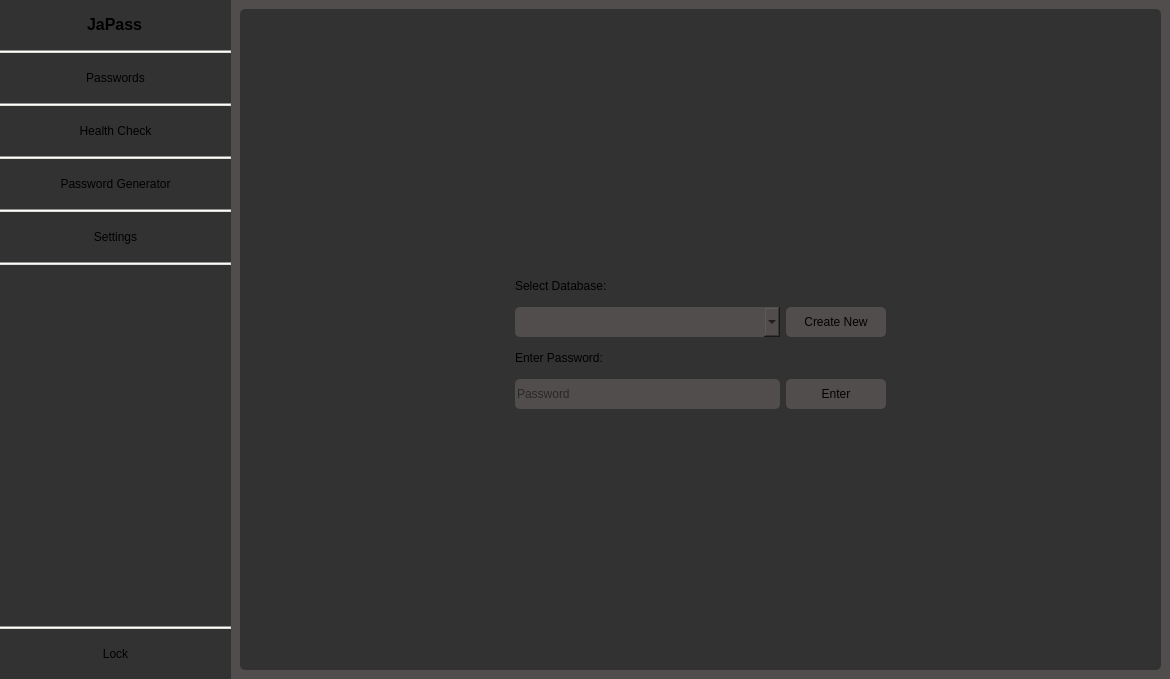
Before: the Qt Designer form PasswordManager/ui/mainwindow.ui in Jatogame/PasswordManager, drawn with Qt 5.
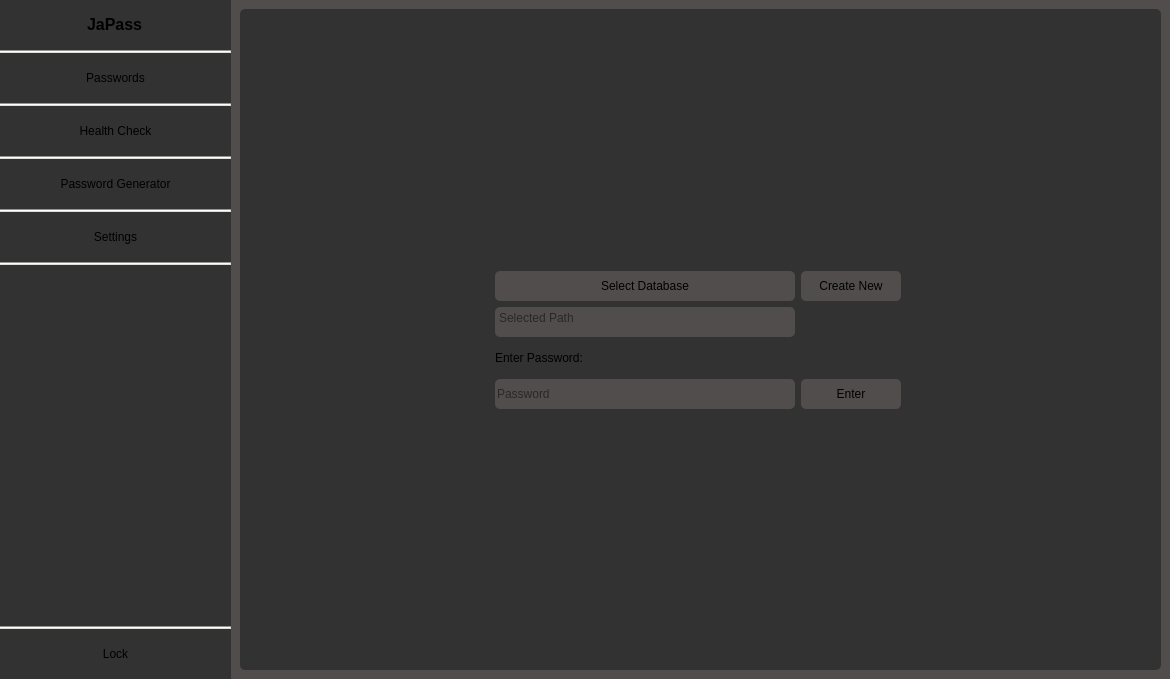
After: the same form once the commit is applied. The open tabs and pages were chosen to show the change.

The edit to the form file:
```diff
--- a/PasswordManager/ui/mainwindow.ui
+++ b/PasswordManager/ui/mainwindow.ui
@@ -389,109 +389,8 @@
             </property>
             <layout class="QGridLayout" name="gridLayout_3">
              <item row="0" column="0">
+              <widget class="QWidget" name="" native="true">
               <layout class="QGridLayout" name="gridLayout">
-               <item row="5" column="1">
-                <spacer name="verticalSpacer">
-                 <property name="orientation">
-                  <enum>Qt::Orientation::Vertical</enum>
-                 </property>
-                 <property name="sizeHint" stdset="0">
-                  <size>
-                   <width>20</width>
-                   <height>40</height>
-                  </size>
-                 </property>
-                </spacer>
-               </item>
-               <item row="2" column="1">
-                <widget class="QComboBox" name="databaseselect">
-                 <property name="minimumSize">
-                  <size>
-                   <width>200</width>
-                   <height>30</height>
-                  </size>
-                 </property>
-                 <property name="styleSheet">
-                  <string notr="true">background-color: rgb(82, 77, 77);</string>
-                 </property>
-                </widget>
-               </item>
-               <item row="4" column="2">
-                <widget class="QPushButton" name="entermasterpassword">
-                 <property name="minimumSize">
-                  <size>
-                   <width>0</width>
-                   <height>30</height>
-                  </size>
-                 </property>
-                 <property name="cursor">
-                  <cursorShape>PointingHandCursor</cursorShape>
-                 </property>
-                 <property name="styleSheet">
-                  <string notr="true">background-color: rgb(82, 77, 77);</string>
-                 </property>
-                 <property name="text">
-                  <string>Enter</string>
-                 </property>
-                 <property name="checkable">
-                  <bool>true</bool>
-                 </property>
-                </widget>
-               </item>
-               <item row="2" column="3">
-                <spacer name="horizontalSpacer_3">
-                 <property name="orientation">
-                  <enum>Qt::Orientation::Horizontal</enum>
-                 </property>
-                 <property name="sizeHint" stdset="0">
-                  <size>
-                   <width>40</width>
-                   <height>20</height>
-                  </size>
-                 </property>
-                </spacer>
-               </item>
-               <item row="2" column="2">
-                <widget class="QPushButton" name="newdb">
-                 <property name="sizePolicy">
-                  <sizepolicy hsizetype="Minimum" vsizetype="Fixed">
-                   <horstretch>0</horstretch>
-                   <verstretch>0</verstretch>
-                  </sizepolicy>
-                 </property>
-                 <property name="minimumSize">
-                  <size>
-                   <width>100</width>
-                   <height>30</height>
-                  </size>
-                 </property>
-                 <property name="cursor">
-                  <cursorShape>PointingHandCursor</cursorShape>
-                 </property>
-                 <property name="styleSheet">
-                  <string notr="true">background-color: rgb(82, 77, 77);</string>
-                 </property>
-                 <property name="text">
-                  <string>Create New</string>
-                 </property>
-                 <property name="checkable">
-                  <bool>true</bool>
-                 </property>
-                </widget>
-               </item>
-               <item row="3" column="1">
-                <widget class="QLabel" name="label_6">
-                 <property name="minimumSize">
-                  <size>
-                   <width>0</width>
-                   <height>30</height>
-                  </size>
-                 </property>
-                 <property name="text">
-                  <string>Enter Password:</string>
-                 </property>
-                </widget>
-               </item>
                <item row="0" column="1">
                 <spacer name="verticalSpacer_2">
                  <property name="orientation">
@@ -505,7 +404,7 @@
                  </property>
                 </spacer>
                </item>
-               <item row="4" column="1">
+                <item row="5" column="1">
                 <widget class="QLineEdit" name="linemasterpassword">
                  <property name="minimumSize">
                   <size>
@@ -524,33 +423,173 @@
                  </property>
                 </widget>
                </item>
-               <item row="5" column="0">
-                <spacer name="horizontalSpacer">
-                 <property name="orientation">
-                  <enum>Qt::Orientation::Horizontal</enum>
-                 </property>
-                 <property name="sizeHint" stdset="0">
+                <item row="4" column="1">
+                 <widget class="QLabel" name="label_6">
+                  <property name="minimumSize">
+                   <size>
+                    <width>0</width>
+                    <height>30</height>
+                   </size>
+                  </property>
+                  <property name="text">
+                   <string>Enter Password:</string>
+                  </property>
+                 </widget>
+                </item>
+                <item row="1" column="2">
+                 <widget class="QPushButton" name="newdb">
+                  <property name="sizePolicy">
+                   <sizepolicy hsizetype="Minimum" vsizetype="Fixed">
+                    <horstretch>0</horstretch>
+                    <verstretch>0</verstretch>
+                   </sizepolicy>
+                  </property>
+                  <property name="minimumSize">
                   <size>
-                   <width>40</width>
-                   <height>20</height>
-                  </size>
-                 </property>
-                </spacer>
+                    <width>100</width>
+                    <height>30</height>
+                   </size>
+                  </property>
+                  <property name="cursor">
+                   <cursorShape>PointingHandCursor</cursorShape>
+                  </property>
+                  <property name="styleSheet">
+                   <string notr="true">background-color: rgb(82, 77, 77);</string>
+                  </property>
+                  <property name="text">
+                   <string>Create New</string>
+                  </property>
+                  <property name="checkable">
+                   <bool>true</bool>
+                  </property>
+                 </widget>
                </item>
                <item row="1" column="1">
-                <widget class="QLabel" name="label_5">
+                 <widget class="QPushButton" name="lock_selectdb">
                  <property name="minimumSize">
                   <size>
-                   <width>200</width>
+                    <width>0</width>
                    <height>30</height>
                   </size>
                  </property>
+                  <property name="styleSheet">
+                   <string notr="true">background-color: rgb(82, 77, 77);</string>
+                  </property>
                  <property name="text">
-                  <string>Select Database:</string>
+                   <string>Select Database</string>
                  </property>
                 </widget>
                </item>
-              </layout>
+                <item row="6" column="1">
+                 <spacer name="verticalSpacer">
+                  <property name="orientation">
+                   <enum>Qt::Orientation::Vertical</enum>
+                  </property>
+                  <property name="sizeHint" stdset="0">
+                   <size>
+                    <width>20</width>
+                    <height>40</height>
+                   </size>
+                  </property>
+                 </spacer>
+                </item>
+                <item row="2" column="1">
+                 <widget class="QTextEdit" name="lock_displaypath">
+                  <property name="sizePolicy">
+                   <sizepolicy hsizetype="Minimum" vsizetype="Fixed">
+                    <horstretch>0</horstretch>
+                    <verstretch>0</verstretch>
+                   </sizepolicy>
+                  </property>
+                  <property name="minimumSize">
+                   <size>
+                    <width>300</width>
+                    <height>30</height>
+                   </size>
+                  </property>
+                  <property name="maximumSize">
+                   <size>
+                    <width>300</width>
+                    <height>30</height>
+                   </size>
+                  </property>
+                  <property name="mouseTracking">
+                   <bool>false</bool>
+                  </property>
+                  <property name="acceptDrops">
+                   <bool>false</bool>
+                  </property>
+                  <property name="styleSheet">
+                   <string notr="true">background-color: rgb(82, 77, 77);</string>
+                  </property>
+                  <property name="placeholderText">
+                   <string>Selected Path</string>
+                  </property>
+                 </widget>
+                </item>
+                <item row="5" column="2">
+                 <widget class="QPushButton" name="entermasterpassword">
+                  <property name="minimumSize">
+                   <size>
+                    <width>0</width>
+                    <height>30</height>
+                   </size>
+                  </property>
+                  <property name="cursor">
+                   <cursorShape>PointingHandCursor</cursorShape>
+                  </property>
+                  <property name="styleSheet">
+                   <string notr="true">background-color: rgb(82, 77, 77);</string>
+                  </property>
+                  <property name="text">
+                   <string>Enter</string>
+                  </property>
+                  <property name="checkable">
+                   <bool>true</bool>
+                  </property>
+                 </widget>
+                </item>
+                <item row="2" column="0">
+                 <spacer name="horizontalSpacer">
+                  <property name="orientation">
+                   <enum>Qt::Orientation::Horizontal</enum>
+                  </property>
+                  <property name="sizeHint" stdset="0">
+                   <size>
+                    <width>40</width>
+                    <height>20</height>
+                   </size>
+                  </property>
+                 </spacer>
+                </item>
+                <item row="5" column="3">
+                 <spacer name="horizontalSpacer_5">
+                  <property name="orientation">
+                   <enum>Qt::Orientation::Horizontal</enum>
+                  </property>
+                  <property name="sizeHint" stdset="0">
+                   <size>
+                    <width>40</width>
+                    <height>20</height>
+                   </size>
+                  </property>
+                 </spacer>
+                </item>
+                <item row="2" column="2" colspan="2">
+                 <spacer name="horizontalSpacer_3">
+                  <property name="orientation">
+                   <enum>Qt::Orientation::Horizontal</enum>
+                  </property>
+                  <property name="sizeHint" stdset="0">
+                   <size>
+                    <width>40</width>
+                    <height>20</height>
+                   </size>
+                  </property>
+                 </spacer>
+                </item>
+               </layout>
+              </widget>
              </item>
             </layout>
            </widget>
```
Left out of the diff: 2 changed lines with no effect on the pictures. Lines whose indentation alone changed are shown as unchanged.
